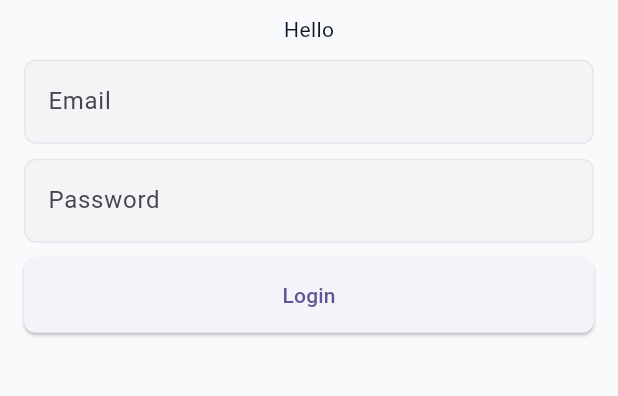
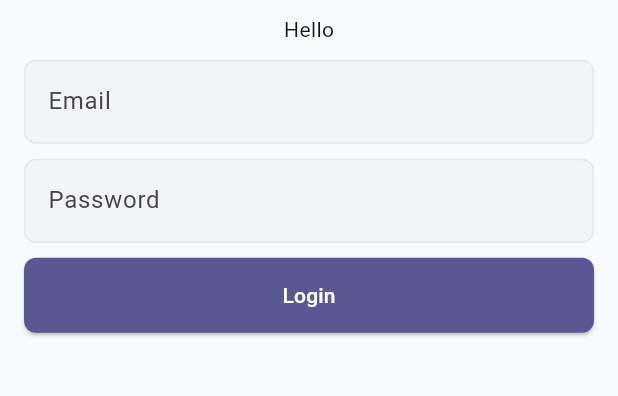
Before and after one commit to wolfgang1411/Flutter-Starter, a Flutter app: the screen it shows after launch, on a phone screen of 412 x 824 dp, the part 559-955 px from its top. Run offline on Flutter 3.47's test engine with Material 3 defaults, Android fonts, the light colour scheme and no system bars; our stand-ins replace dio, dropdown_search, flutter_dotenv, flutter_secure_storage, intl_phone_field, jwt_decoder and 1 more; accounts and stored records are empty.

Commit message:
fix(app_submit): updte widget

```diff
--- a/lib/shared/widgets/app_submit_button.dart
+++ b/lib/shared/widgets/app_submit_button.dart
@@ -50,8 +50,8 @@ class SubmitButton extends StatelessWidget {
       child: ElevatedButton(
         onPressed: isLoading ? null : onPressed,
         style: ElevatedButton.styleFrom(
-          backgroundColor: backgroundColor,
-          foregroundColor: foregroundColor,
+          backgroundColor: backgroundColor ?? theme.colorScheme.primary,
+          foregroundColor: foregroundColor ?? theme.colorScheme.onPrimary,
           padding: padding,
           shape: RoundedRectangleBorder(
             borderRadius: BorderRadius.circular(borderRadius),
```
